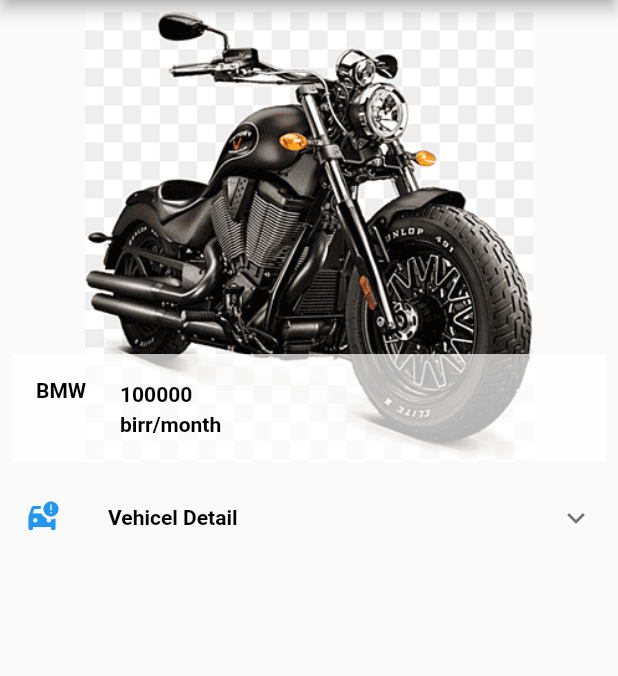
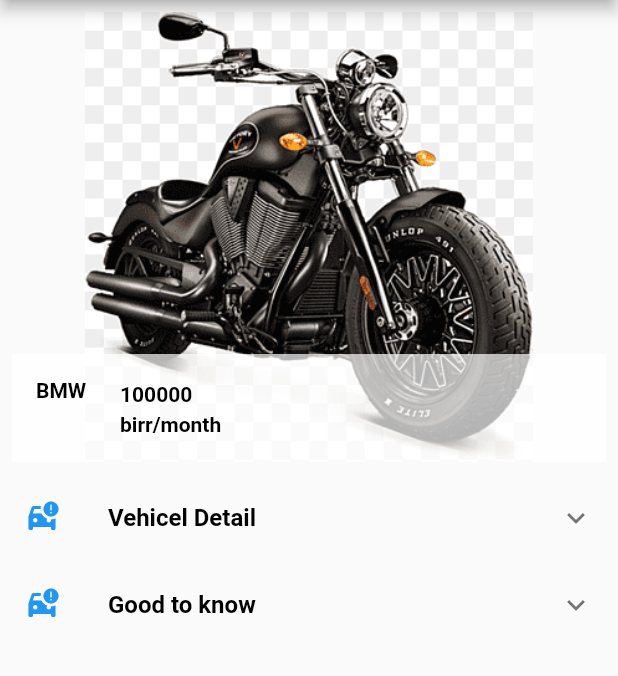
Before and after one commit to EYUAB/VEHICLE_RENTAL_SYSTEM, a Flutter app: the screen it shows after launch, after a tap on "BMW", on a phone screen of 412 x 824 dp, the part 84-760 px from its top. Run offline on Flutter 3.47's test engine with Material 2 defaults, Android fonts, the phone set to English and light mode, and no system bars; our stand-ins replace carousel_pro.

Commit message:
customizing the carousel

```diff
--- a/lib/Components/vihicle_detail.dart
+++ b/lib/Components/vihicle_detail.dart
@@ -20,6 +20,7 @@ class _VehicleDetailState extends State<VehicleDetail> {
   @override
   Widget build(BuildContext context) {
     return MaterialApp(
+      debugShowCheckedModeBanner: false,
       home: Scaffold(
         appBar: AppBar(
           backgroundColor: Colors.red,
@@ -114,7 +115,7 @@ class _VehicleDetailState extends State<VehicleDetail> {
         ),
      ExpansionTile(
       title: Text('Vehicel Detail',
-     style: TextStyle(fontSize: 14,fontWeight: FontWeight.bold,color: Colors.black),
+     style: TextStyle(fontSize: 16,fontWeight: FontWeight.bold,color: Colors.black),
      ),
     leading: Icon(Icons.car_crash, color: Colors.blue,),
     children: [
@@ -145,6 +146,22 @@ title: Text("Air conditioning"),
 ),
     ],
      ),
+     ExpansionTile(
+      title: Text('Good to know',
+     style: TextStyle(fontSize: 16,fontWeight: FontWeight.bold,color: Colors.black),
+     ),
+    leading: Icon(Icons.car_crash, color: Colors.blue,),
+    children: [
+      ListTile(
+        leading: Text("Mileage", style: TextStyle(fontSize: 14,fontWeight: FontWeight.bold,color: Colors.black),),
+        title: Text("Unlimited. Drive as much as you need", style: TextStyle(fontSize: 13,fontWeight: FontWeight.w400,color: Colors.black),),
+      ),
+       ListTile(
+        leading: Text("Driver's age", style: TextStyle(fontSize: 14,fontWeight: FontWeight.bold,color: Colors.black),),
+        title: Text("The drive must be over 25 to drive the choosen vehicle.", style: TextStyle(fontSize: 13,fontWeight: FontWeight.w400,color: Colors.black),),
+      ),
+    ],
+     ),
 
       ],
      ),
--- a/lib/main.dart
+++ b/lib/main.dart
@@ -3,6 +3,7 @@ import 'package:flutter/material.dart';
 import 'package:vehicle_rental_system/Components/horizontalScrol.dart';
 import 'Components/vehicle_lists.dart';
 void main(List<String> args) {
+   WidgetsFlutterBinding.ensureInitialized();
   runApp(HomePage());
 }
 class HomePage extends StatefulWidget {
@@ -16,9 +17,12 @@ class _HomePageState extends State<HomePage> {
   Widget carousel_image=  Container(
     height: 200,
     child: Carousel(
+      dotColor: Colors.black,
+      dotIncreasedColor: Colors.black,
       boxFit:  BoxFit.cover,
       autoplay: true,
       indicatorBgPadding: 4,
+      dotBgColor: Colors.transparent,
        images: const [
        AssetImage('Images/bus.png'),
        AssetImage('Images/car1.png'),
```
